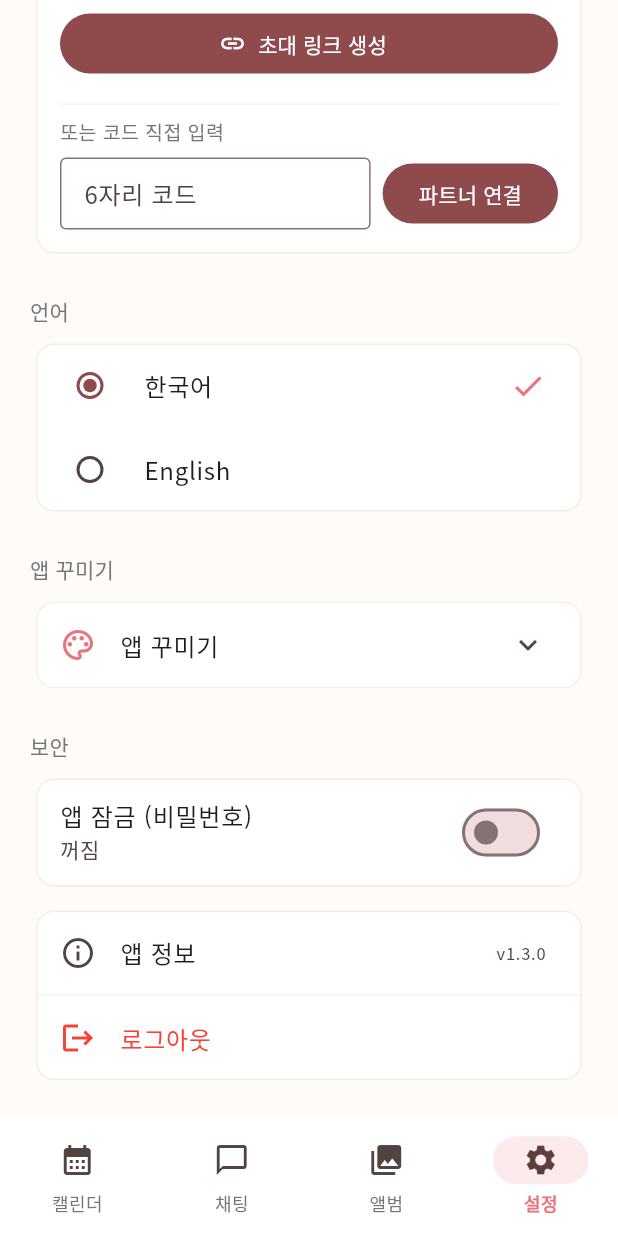
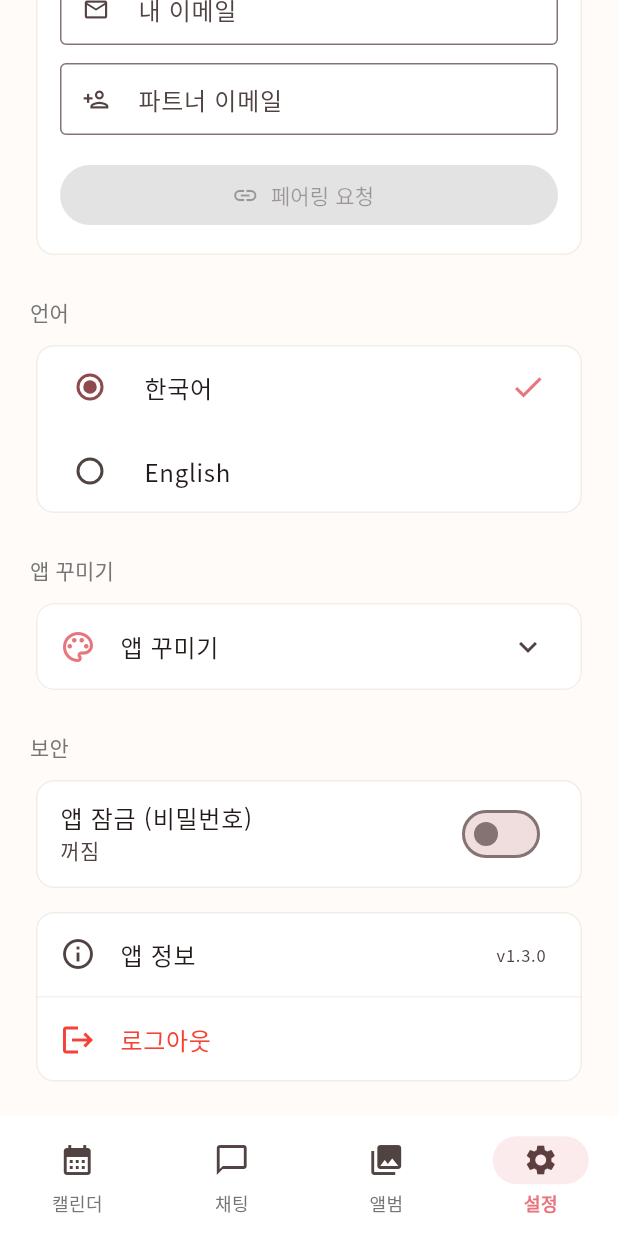
Before and after one commit to jagallang/wesynk, a Flutter app: the screen it shows after launch, item 4 of the bottom bar chosen, scrolled down 289 dp, on a phone screen of 412 x 824 dp. Run offline on Flutter 3.47's test engine with Material 3 defaults, Android fonts, the phone set to English and light mode, and no system bars; our stand-ins replace cloud_firestore, firebase_auth, firebase_core, flutter_riverpod, google_fonts, google_sign_in and 1 more; accounts and stored records are empty.

Commit message:
feat: v1.9.0 - 이메일 페어링 + 탭 잠금 + 자동 잠금 + Drive 자동 연결
## 이메일 페어링
- 초대코드 → 이메일 페어링으로 전환
- 설정 > 파트너: 내 이메일 + 파트너 이메일 입력 → 페어링 요청
- 상대방이 수락하면 같은 coupleId 공유
- Firestore pairing_requests 컬렉션 실시간 감시
- 페어링 요청/수락/거부 UI

## 보안 강화
- 탭 전환 시 잠금: 캘린더/채팅/앨범/설정 이동 시 PIN 요구
- 자동 잠금: 끄기/30초/1분/3분/5분/10분 선택
- 앱 백그라운드 → 복귀 시 경과 시간 체크

## Drive 자동 연결
- 앨범 탭 접속 시 토큰 없으면 자동 signIn 시도

Co-Authored-By: Claude Opus 4.6 (1M context) <noreply@anthropic.com>

```diff
--- a/lib/app.dart
+++ b/lib/app.dart
@@ -3,7 +3,6 @@ import 'package:flutter_localizations/flutter_localizations.dart';
 import 'package:flutter_riverpod/flutter_riverpod.dart';
 import 'package:wesync_chat/wesync_chat.dart' show CS;
 import 'core/constants/app_strings.dart';
-import 'core/services/firestore_service.dart';
 import 'core/theme/app_theme.dart';
 import 'features/auth/presentation/pages/login_page.dart';
 import 'features/auth/presentation/providers/auth_provider.dart';
@@ -11,7 +10,6 @@ import 'features/home/presentation/pages/home_page.dart';
 import 'features/home/presentation/providers/home_providers.dart';
 import 'features/security/presentation/pages/pin_screen.dart';
 import 'features/security/presentation/providers/security_provider.dart';
-import 'main.dart' show pendingInviteCode;
 
 class WesynkApp extends ConsumerWidget {
   const WesynkApp({super.key});
@@ -53,31 +51,6 @@ class _AuthGate extends ConsumerStatefulWidget {
 
 class _AuthGateState extends ConsumerState<_AuthGate> {
   static const _bypassAuth = true;
-  bool _inviteHandled = false;
-
-  @override
-  void initState() {
-    super.initState();
-    _handlePendingInvite();
-  }
-
-  Future<void> _handlePendingInvite() async {
-    if (_inviteHandled || pendingInviteCode == null) return;
-    _inviteHandled = true;
-
-    final code = pendingInviteCode!;
-    pendingInviteCode = null;
-    debugPrint('[AuthGate] processing invite: $code');
-
-    final service = FirestoreService();
-    final coupleId = await service.acceptInvite(code: code);
-    if (coupleId != null && mounted) {
-      ref.read(coupleIdProvider.notifier).state = coupleId;
-      ScaffoldMessenger.of(context).showSnackBar(
-        SnackBar(content: Text(S.inviteSuccess)),
-      );
-    }
-  }
 
   @override
   Widget build(BuildContext context) {
--- a/lib/core/constants/app_strings.dart
+++ b/lib/core/constants/app_strings.dart
@@ -78,25 +78,25 @@ class S {
       isKo ? '로그인 후 표시됩니다' : 'Shown after sign in';
   static String get partner => isKo ? '파트너' : 'Partner';
   static String get partnerPlaceholder =>
-      isKo ? '파트너를 초대하세요' : 'Invite your partner';
-  static String get invitePartner => isKo ? '파트너 초대' : 'Invite Partner';
-  static String get inviteDesc =>
-      isKo ? '초대 링크를 파트너에게 공유하면 같은 공간을 사용할 수 있습니다'
-          : 'Share the invite link with your partner to share the same space';
-  static String get createInvite => isKo ? '초대 링크 생성' : 'Create Invite Link';
-  static String get copyLink => isKo ? '링크 복사' : 'Copy Link';
-  static String get linkCopied => isKo ? '링크가 복사되었습니다' : 'Link copied';
-  static String get shareLink => isKo ? '링크 공유' : 'Share Link';
-  static String get inviteCode => isKo ? '초대 코드' : 'Invite Code';
-  static String get enterInviteCode => isKo ? '초대 코드 입력' : 'Enter Invite Code';
-  static String get enterCodeHint => isKo ? '6자리 코드' : '6-digit code';
-  static String get joinPartner => isKo ? '파트너 연결' : 'Join Partner';
-  static String get inviteExpired => isKo ? '만료된 초대입니다' : 'Invite expired';
-  static String get inviteInvalid => isKo ? '잘못된 초대 코드입니다' : 'Invalid invite code';
-  static String get inviteSuccess => isKo ? '파트너 연결 성공!' : 'Partner connected!';
+      isKo ? '파트너 이메일을 등록하세요' : 'Register partner email';
+  static String get pairingDesc =>
+      isKo ? '서로의 Gmail 주소를 입력하면 같은 공간을 공유합니다'
+          : 'Enter each other\'s Gmail to share the same space';
+  static String get myEmail => isKo ? '내 이메일' : 'My Email';
+  static String get partnerEmail => isKo ? '파트너 이메일' : 'Partner Email';
+  static String get partnerEmailHint => isKo ? 'partner@gmail.com' : 'partner@gmail.com';
+  static String get requestPairing => isKo ? '페어링 요청' : 'Request Pairing';
+  static String get pairingPending =>
+      isKo ? '파트너의 수락을 기다리는 중...' : 'Waiting for partner to accept...';
+  static String get acceptPairing => isKo ? '페어링 수락' : 'Accept Pairing';
+  static String get rejectPairing => isKo ? '거부' : 'Reject';
+  static String get pairingSuccess => isKo ? '페어링 성공!' : 'Paired successfully!';
+  static String get pairingFailed => isKo ? '페어링 실패' : 'Pairing failed';
+  static String get invalidEmail => isKo ? '올바른 이메일을 입력하세요' : 'Enter a valid email';
   static String get partnerConnected => isKo ? '파트너 연결됨' : 'Partner connected';
-  static String get inviteExpiresIn => isKo ? '24시간 후 만료' : 'Expires in 24h';
-  static String get orEnterCode => isKo ? '또는 코드 직접 입력' : 'Or enter code manually';
+  static String get disconnect => isKo ? '연결 해제' : 'Disconnect';
+  static String get pairingRequest =>
+      isKo ? '페어링 요청이 있습니다' : 'You have a pairing request';
   static String get customize => isKo ? '앱 꾸미기' : 'Customize';
   static String get appNameSetting => isKo ? '앱 이름' : 'App Name';
   static String get appIcon => isKo ? '앱 아이콘' : 'App Icon';
@@ -108,6 +108,13 @@ class S {
       isKo ? '앱 시작 시 4자리 비밀번호 입력' : '4-digit PIN on app launch';
   static String get appLockOff => isKo ? '꺼짐' : 'Off';
   static String get changePin => isKo ? '비밀번호 변경' : 'Change PIN';
+  static String get lockOnTabSwitch =>
+      isKo ? '탭 전환 시 잠금' : 'Lock on Tab Switch';
+  static String get lockOnTabSwitchDesc =>
+      isKo ? '캘린더/채팅/앨범/설정 이동 시 비밀번호 입력' : 'Require PIN when switching tabs';
+  static String get autoLock => isKo ? '자동 잠금' : 'Auto Lock';
+  static String get autoLockDesc =>
+      isKo ? '비활동 시 자동으로 잠금' : 'Lock after inactivity';
   static String get appInfo => isKo ? '앱 정보' : 'App Info';
   static String get logout => isKo ? '로그아웃' : 'Sign Out';
   static String get changeAppName => isKo ? '앱 이름 변경' : 'Change App Name';
--- a/lib/features/security/presentation/providers/security_provider.dart
+++ b/lib/features/security/presentation/providers/security_provider.dart
@@ -1,21 +1,47 @@
 import 'package:flutter_riverpod/flutter_riverpod.dart';
+
+enum AutoLockDuration {
+  off(0, '끄기', 'Off'),
+  sec30(30, '30초', '30s'),
+  min1(60, '1분', '1m'),
+  min3(180, '3분', '3m'),
+  min5(300, '5분', '5m'),
+  min10(600, '10분', '10m');
+
+  final int seconds;
+  final String labelKo;
+  final String labelEn;
+  const AutoLockDuration(this.seconds, this.labelKo, this.labelEn);
+}
 
 class SecuritySettings {
   final bool pinEnabled;
-  final String? pin; // 4자리
+  final String? pin;
+
+  /// 탭 전환 시 PIN 요구 (강화 모드)
+  final bool lockOnTabSwitch;
+
+  /// 자동 잠금 시간 (비활동 시)
+  final AutoLockDuration autoLockDuration;
 
   const SecuritySettings({
     this.pinEnabled = false,
     this.pin,
+    this.lockOnTabSwitch = false,
+    this.autoLockDuration = AutoLockDuration.off,
   });
 
   SecuritySettings copyWith({
     bool? pinEnabled,
     String? pin,
+    bool? lockOnTabSwitch,
+    AutoLockDuration? autoLockDuration,
   }) {
     return SecuritySettings(
       pinEnabled: pinEnabled ?? this.pinEnabled,
       pin: pin ?? this.pin,
+      lockOnTabSwitch: lockOnTabSwitch ?? this.lockOnTabSwitch,
+      autoLockDuration: autoLockDuration ?? this.autoLockDuration,
     );
   }
 }
@@ -24,5 +50,8 @@ final securityProvider = StateProvider<SecuritySettings>(
   (ref) => const SecuritySettings(),
 );
 
-/// 앱 잠금 해제 여부 (앱 시작 시 false, PIN 입력 후 true)
+/// 앱 잠금 해제 여부
 final isUnlockedProvider = StateProvider<bool>((ref) => false);
+
+/// 마지막 활동 시간 (자동 잠금용)
+final lastActivityProvider = StateProvider<DateTime>((ref) => DateTime.now());
--- a/lib/features/settings/presentation/pages/settings_page.dart
+++ b/lib/features/settings/presentation/pages/settings_page.dart
@@ -1,9 +1,7 @@
 import 'package:firebase_auth/firebase_auth.dart';
 import 'package:flutter/material.dart';
-import 'package:flutter/services.dart';
 import 'package:flutter_riverpod/flutter_riverpod.dart';
 import '../../../../core/constants/app_strings.dart';
-import '../../../../core/services/firestore_service.dart';
 import '../../../auth/presentation/providers/auth_provider.dart';
 import '../../../home/presentation/providers/home_providers.dart';
 import '../../../security/presentation/pages/pin_screen.dart';
@@ -425,8 +423,67 @@ class _SecurityCard extends ConsumerWidget {
                 ));
               },
             ),
+            const Divider(height: 1),
+            // 탭 전환 시 잠금
+            SwitchListTile(
+              title: Text(S.lockOnTabSwitch),
+              subtitle: Text(S.lockOnTabSwitchDesc),
+              value: security.lockOnTabSwitch,
+              onChanged: (v) => ref.read(securityProvider.notifier).state =
+                  security.copyWith(lockOnTabSwitch: v),
+            ),
+            const Divider(height: 1),
+            // 자동 잠금 시간
+            ListTile(
+              leading: const Icon(Icons.timer_outlined),
+              title: Text(S.autoLock),
+              subtitle: Text(S.autoLockDesc),
+              trailing: Text(
+                S.isKo
+                    ? security.autoLockDuration.labelKo
+                    : security.autoLockDuration.labelEn,
+                style: TextStyle(
+                    color: Theme.of(context).colorScheme.primary),
+              ),
+              onTap: () => _showAutoLockPicker(context, ref, security),
+            ),
           ],
         ],
+      ),
+    );
+  }
+
+  void _showAutoLockPicker(
+      BuildContext context, WidgetRef ref, SecuritySettings security) {
+    showModalBottomSheet(
+      context: context,
+      builder: (_) => SafeArea(
+        child: Column(
+          mainAxisSize: MainAxisSize.min,
+          children: [
+            Padding(
+              padding: const EdgeInsets.all(16),
+              child: Text(S.autoLock,
+                  style: const TextStyle(
+                      fontSize: 16, fontWeight: FontWeight.bold)),
+            ),
+            ...AutoLockDuration.values.map((d) {
+              final isSelected = d == security.autoLockDuration;
+              return ListTile(
+                title: Text(S.isKo ? d.labelKo : d.labelEn),
+                trailing: isSelected
+                    ? const Icon(Icons.check, color: Colors.green)
+                    : null,
+                onTap: () {
+                  ref.read(securityProvider.notifier).state =
+                      security.copyWith(autoLockDuration: d);
+                  Navigator.pop(context);
+                },
+              );
+            }),
+            const SizedBox(height: 8),
+          ],
+        ),
       ),
     );
   }
@@ -438,13 +495,26 @@ class _PartnerCard extends ConsumerStatefulWidget {
 }
 
 class _PartnerCardState extends ConsumerState<_PartnerCard> {
-  String? _inviteCode;
+  final _emailCtrl = TextEditingController();
+  final _myEmailCtrl = TextEditingController();
   bool _loading = false;
+  String? _sentTo; // 요청 보낸 상대 이메일
+
+  @override
+  void dispose() {
+    _emailCtrl.dispose();
+    _myEmailCtrl.dispose();
+    super.dispose();
+  }
+
+  bool _isValidEmail(String email) {
+    return RegExp(r'^[\w\.\-]+@[\w\.\-]+\.\w+$').hasMatch(email);
+  }
 
   @override
   Widget build(BuildContext context) {
-    final coupleId = ref.watch(coupleIdProvider);
     final theme = Theme.of(context);
+    final myEmail = _myEmailCtrl.text.trim();
 
     return Card(
       child: Padding(
@@ -452,11 +522,14 @@ class _PartnerCardState extends ConsumerState<_PartnerCard> {
         child: Column(
           crossAxisAlignment: CrossAxisAlignment.start,
           children: [
+            // 헤더
             Row(
               children: [
                 CircleAvatar(
-                  backgroundColor: theme.colorScheme.primary.withValues(alpha: 0.2),
-                  child: Icon(Icons.favorite, color: theme.colorScheme.primary),
+                  backgroundColor:
+                      theme.colorScheme.primary.withValues(alpha: 0.2),
+                  child:
+                      Icon(Icons.favorite, color: theme.colorScheme.primary),
                 ),
                 const SizedBox(width: 12),
                 Expanded(
@@ -464,7 +537,8 @@ class _PartnerCardState extends ConsumerState<_PartnerCard> {
                     crossAxisAlignment: CrossAxisAlignment.start,
                     children: [
                       Text(S.partner,
-                          style: const TextStyle(fontWeight: FontWeight.w600)),
+                          style:
+                              const TextStyle(fontWeight: FontWeight.w600)),
                       Text(S.partnerPlaceholder,
                           style: TextStyle(
                               fontSize: 12, color: Colors.grey.shade600)),
@@ -473,17 +547,51 @@ class _PartnerCardState extends ConsumerState<_PartnerCard> {
                 ),
               ],
             ),
-            const SizedBox(height: 16),
-            Text(S.inviteDesc,
+            const SizedBox(height: 12),
+            Text(S.pairingDesc,
                 style: TextStyle(fontSize: 13, color: Colors.grey.shade600)),
             const SizedBox(height: 16),
 
-            // 초대 링크 생성 버튼
-            if (_inviteCode == null)
+            // 내 이메일
+            TextField(
+              controller: _myEmailCtrl,
+              keyboardType: TextInputType.emailAddress,
+              decoration: InputDecoration(
+                labelText: S.myEmail,
+                hintText: 'me@gmail.com',
+                border: const OutlineInputBorder(),
+                prefixIcon: const Icon(Icons.email_outlined),
+                isDense: true,
+              ),
+              onChanged: (_) => setState(() {}),
+            ),
+            const SizedBox(height: 12),
+
+            // 파트너 이메일
+            TextField(
+              controller: _emailCtrl,
+              keyboardType: TextInputType.emailAddress,
+              decoration: InputDecoration(
+                labelText: S.partnerEmail,
+                hintText: S.partnerEmailHint,
+                border: const OutlineInputBorder(),
+                prefixIcon: const Icon(Icons.person_add_outlined),
+                isDense: true,
+              ),
+              onChanged: (_) => setState(() {}),
+            ),
+            const SizedBox(height: 16),
+
+            // 페어링 요청 버튼
+            if (_sentTo == null)
               SizedBox(
                 width: double.infinity,
                 child: FilledButton.icon(
-                  onPressed: _loading ? null : _createInvite,
+                  onPressed: _loading ||
+                          !_isValidEmail(_myEmailCtrl.text.trim()) ||
+                          !_isValidEmail(_emailCtrl.text.trim())
+                      ? null
+                      : _requestPairing,
                   icon: _loading
                       ? const SizedBox(
                           width: 16,
@@ -491,174 +599,148 @@ class _PartnerCardState extends ConsumerState<_PartnerCard> {
                           child: CircularProgressIndicator(
                               strokeWidth: 2, color: Colors.white))
                       : const Icon(Icons.link),
-                  label: Text(S.createInvite),
+                  label: Text(S.requestPairing),
                 ),
               )
-            else ...[
-              // 초대 코드 표시
+            else
+              // 요청 보낸 후 대기 상태
               Container(
                 width: double.infinity,
                 padding: const EdgeInsets.all(16),
                 decoration: BoxDecoration(
                   color: theme.colorScheme.primary.withValues(alpha: 0.08),
                   borderRadius: BorderRadius.circular(12),
-                  border: Border.all(
-                      color: theme.colorScheme.primary.withValues(alpha: 0.3)),
                 ),
                 child: Column(
                   children: [
-                    Text(S.inviteCode,
+                    const Icon(Icons.hourglass_top, size: 32),
+                    const SizedBox(height: 8),
+                    Text(S.pairingPending,
+                        textAlign: TextAlign.center,
+                        style: TextStyle(color: Colors.grey.shade600)),
+                    Text(_sentTo!,
                         style: TextStyle(
-                            fontSize: 12, color: Colors.grey.shade600)),
-                    const SizedBox(height: 4),
-                    Text(
-                      _inviteCode!,
-                      style: TextStyle(
-                        fontSize: 32,
-                        fontWeight: FontWeight.bold,
-                        letterSpacing: 8,
-                        color: theme.colorScheme.primary,
-                      ),
-                    ),
-                    const SizedBox(height: 4),
-                    Text(S.inviteExpiresIn,
-                        style: TextStyle(
-                            fontSize: 11, color: Colors.grey.shade500)),
+                            fontWeight: FontWeight.w600,
+                            color: theme.colorScheme.primary)),
                   ],
                 ),
               ),
-              const SizedBox(height: 12),
-              Row(
-                children: [
-                  Expanded(
-                    child: OutlinedButton.icon(
-                      onPressed: () => _copyLink(coupleId),
-                      icon: const Icon(Icons.copy, size: 18),
-                      label: Text(S.copyLink),
-                    ),
-                  ),
-                ],
+
+            // 받은 페어링 요청 확인
+            if (myEmail.isNotEmpty && _isValidEmail(myEmail)) ...[
+              const SizedBox(height: 16),
+              const Divider(),
+              const SizedBox(height: 8),
+              _PairingRequestListener(
+                myEmail: myEmail,
+                onAccepted: (coupleId) {
+                  ref.read(coupleIdProvider.notifier).state = coupleId;
+                  ScaffoldMessenger.of(context).showSnackBar(
+                    SnackBar(content: Text(S.pairingSuccess)),
+                  );
+                },
               ),
             ],
-
-            const SizedBox(height: 16),
-            const Divider(),
-            const SizedBox(height: 8),
-
-            // 코드 직접 입력
-            Text(S.orEnterCode,
-                style: TextStyle(fontSize: 13, color: Colors.grey.shade600)),
-            const SizedBox(height: 8),
-            _InviteCodeInput(onAccepted: (newCoupleId) {
-              ref.read(coupleIdProvider.notifier).state = newCoupleId;
-              ScaffoldMessenger.of(context).showSnackBar(
-                SnackBar(content: Text(S.inviteSuccess)),
-              );
-            }),
           ],
         ),
       ),
     );
   }
 
-  Future<void> _createInvite() async {
+  Future<void> _requestPairing() async {
+    final myEmail = _myEmailCtrl.text.trim().toLowerCase();
+    final partnerEmail = _emailCtrl.text.trim().toLowerCase();
+
+    if (!_isValidEmail(myEmail) || !_isValidEmail(partnerEmail)) return;
+
     setState(() => _loading = true);
     try {
       final coupleId = ref.read(coupleIdProvider);
       final service = ref.read(firestoreServiceProvider);
-
-      // 기존 활성 초대 확인
-      var code = await service.getActiveInvite(coupleId);
-      code ??= await service.createInvite(coupleId: coupleId);
-
-      setState(() => _inviteCode = code);
+      await service.requestPairing(
+        myEmail: myEmail,
+        partnerEmail: partnerEmail,
+        coupleId: coupleId,
+      );
+      setState(() => _sentTo = partnerEmail);
     } finally {
       setState(() => _loading = false);
     }
   }
+}
 
-  void _copyLink(String coupleId) {
-    final link = 'https://wesynk-app.web.app?invite=$_inviteCode';
-    Clipboard.setData(ClipboardData(text: link));
-    ScaffoldMessenger.of(context).showSnackBar(
-      SnackBar(content: Text(S.linkCopied)),
+/// 내게 온 페어링 요청을 실시간 감시
+class _PairingRequestListener extends ConsumerWidget {
+  final String myEmail;
+  final ValueChanged<String> onAccepted;
+
+  const _PairingRequestListener({
+    required this.myEmail,
+    required this.onAccepted,
+  });
+
+  @override
+  Widget build(BuildContext context, WidgetRef ref) {
+    final service = ref.read(firestoreServiceProvider);
+
+    return StreamBuilder<Map<String, dynamic>?>(
+      stream: service.pairingRequestStream(myEmail),
+      builder: (context, snap) {
+        final request = snap.data;
+        if (request == null) {
+          return Text(
+            S.isKo ? '받은 페어링 요청 없음' : 'No pairing requests',
+            style: TextStyle(fontSize: 13, color: Colors.grey.shade500),
+          );
+        }
+
+        final fromEmail = request['fromEmail'] as String;
+
+        return Container(
+          width: double.infinity,
+          padding: const EdgeInsets.all(12),
+          decoration: BoxDecoration(
+            color: Colors.orange.shade50,
+            borderRadius: BorderRadius.circular(12),
+            border: Border.all(color: Colors.orange.shade200),
+          ),
+          child: Column(
+            children: [
+              Text(S.pairingRequest,
+                  style: const TextStyle(fontWeight: FontWeight.w600)),
+              const SizedBox(height: 4),
+              Text(fromEmail,
+                  style: TextStyle(
+                      color: Theme.of(context).colorScheme.primary,
+                      fontWeight: FontWeight.w500)),
+              const SizedBox(height: 12),
+              Row(
+                children: [
+                  Expanded(
+                    child: OutlinedButton(
+                      onPressed: () async {
+                        await service.rejectPairing(myEmail);
+                      },
+                      child: Text(S.rejectPairing),
+                    ),
+                  ),
+                  const SizedBox(width: 8),
+                  Expanded(
+                    child: FilledButton(
+                      onPressed: () async {
+                        final coupleId =
+                            await service.acceptPairing(myEmail);
+                        if (coupleId != null) onAccepted(coupleId);
+                      },
+                      child: Text(S.acceptPairing),
+                    ),
+                  ),
+                ],
+              ),
+            ],
+          ),
+        );
+      },
     );
   }
 }
-
-class _InviteCodeInput extends StatefulWidget {
-  final ValueChanged<String> onAccepted;
-  const _InviteCodeInput({required this.onAccepted});
-
-  @override
-  State<_InviteCodeInput> createState() => _InviteCodeInputState();
-}
-
-class _InviteCodeInputState extends State<_InviteCodeInput> {
-  final _controller = TextEditingController();
-  bool _loading = false;
-
-  @override
-  void dispose() {
-    _controller.dispose();
-    super.dispose();
-  }
-
-  @override
-  Widget build(BuildContext context) {
-    return Row(
-      children: [
-        Expanded(
-          child: TextField(
-            controller: _controller,
-            maxLength: 6,
-            textCapitalization: TextCapitalization.characters,
-            decoration: InputDecoration(
-              hintText: S.enterCodeHint,
-              border: const OutlineInputBorder(),
-              counterText: '',
-              isDense: true,
-              contentPadding:
-                  const EdgeInsets.symmetric(horizontal: 12, vertical: 12),
-            ),
-          ),
-        ),
-        const SizedBox(width: 8),
-        FilledButton(
-          onPressed: _loading ? null : _accept,
-          child: _loading
-              ? const SizedBox(
-                  width: 16,
-                  height: 16,
-                  child: CircularProgressIndicator(
-                      strokeWidth: 2, color: Colors.white))
-              : Text(S.joinPartner),
-        ),
-      ],
-    );
-  }
-
-  Future<void> _accept() async {
-    final code = _controller.text.trim().toUpperCase();
-    if (code.length != 6) return;
-
-    setState(() => _loading = true);
-    try {
-      final service = FirestoreService();
-      final coupleId = await service.acceptInvite(code: code);
-
-      if (coupleId != null) {
-        widget.onAccepted(coupleId);
-        _controller.clear();
-      } else {
-        if (mounted) {
-          ScaffoldMessenger.of(context).showSnackBar(
-            SnackBar(content: Text(S.inviteInvalid)),
-          );
-        }
-      }
-    } finally {
-      if (mounted) setState(() => _loading = false);
-    }
-  }
-}
```
Also changed, not shown: lib/core/services/firestore_service.dart (+76 -55 lines), lib/features/home/presentation/pages/home_page.dart (+50 -2 lines), lib/features/home/presentation/providers/drive_providers.dart (+14 -1 lines).
